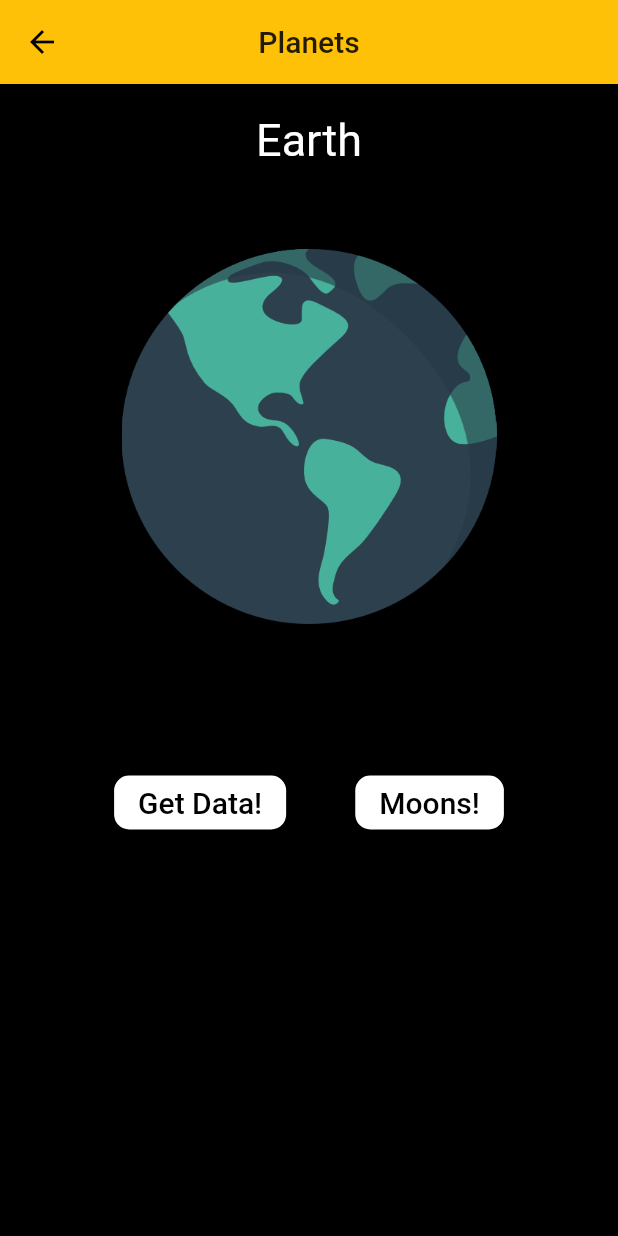
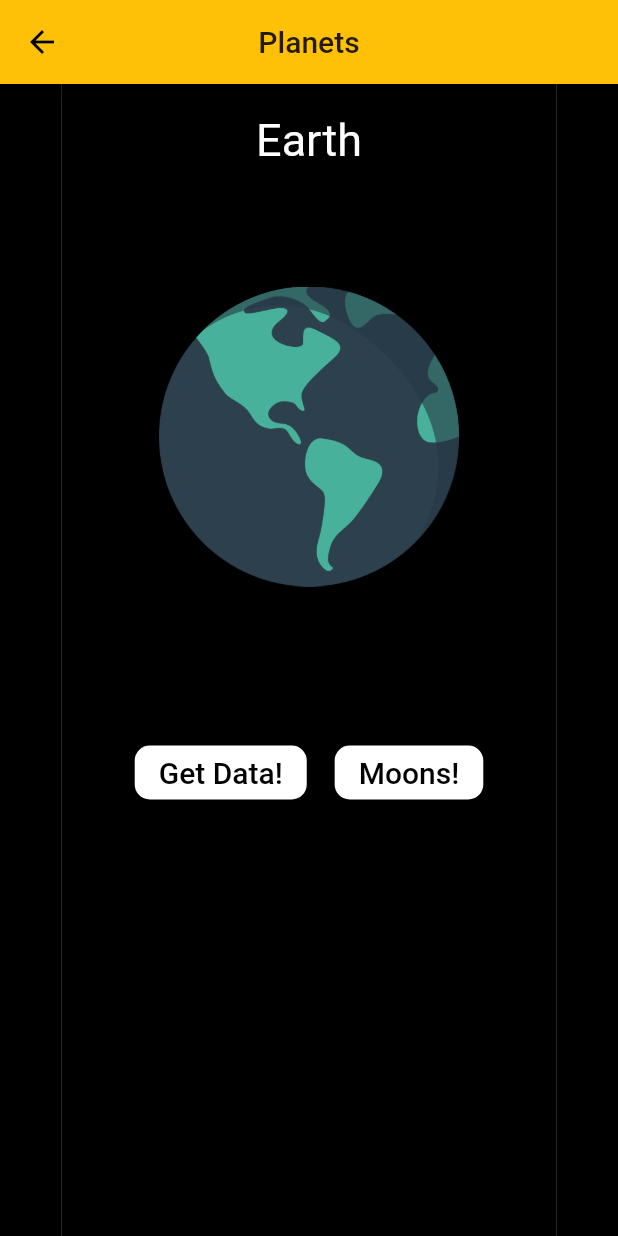
Before and after one commit to juliobonon/Astrodono, a Flutter app: the HomePage screen opened directly, on a phone screen of 412 x 824 dp. Run offline on Flutter 3.47's test engine with Material 2 defaults, Android fonts, the phone set to English and light mode, and no system bars; drawn by our look-alikes of carousel_slider; missing offline and left inert: flutter_country_picker.

Commit message:
Add planets carousel

```diff
--- a/lib/Content/homePage.dart
+++ b/lib/Content/homePage.dart
@@ -1,5 +1,7 @@
 import 'package:flutter/material.dart';
-import 'package:easy_astronomy/Content/planet.dart';
+import 'package:carousel_slider/carousel_slider.dart';
+import 'package:easy_astronomy/Content/planets/earth.dart';
+import 'package:easy_astronomy/Content/planets/mars.dart';
 
 class HomePage extends StatefulWidget {
   @override
@@ -10,82 +12,17 @@ class _HomePageState extends State<HomePage> {
   @override
   Widget build(BuildContext context) {
     return Scaffold(
-      appBar: AppBar(
-        title: Text("Planets"),
-        centerTitle: true,
-      ),
-      body: Container(
-        padding: EdgeInsets.only(
-          top: 20,
-          left: 10,
-          right: 10,
+        appBar: AppBar(
+          title: Text("Planets"),
+          centerTitle: true,
         ),
-        decoration: BoxDecoration(
-          color: Colors.black,
-        ),
-        child: Container(
-          child: Column(
-            children: <Widget>[
-              Container(
-                child: Text("Earth",
-                style: TextStyle(color: Colors.white, fontSize: 30),
-                ),
-              ),
-              SizedBox(height: 30,),
-              Container(
-                height: 300,
-                child: Container(
-                  height: 150,
-                  width: 250,
-                  child: Image.asset('imgs/internet.png'),
-                ),
-              ),
-              Container(
-                decoration: BoxDecoration(
-                    color: Colors.black,
-                    borderRadius: BorderRadius.circular(10)),
-                height: 200,
-                padding: EdgeInsets.all(20),
-                child: Column(
-                  children: <Widget>[
-                    SizedBox(height: 50),
-                    Row(
-                      mainAxisAlignment: MainAxisAlignment.spaceEvenly,
-                      children: <Widget>[
-                        RaisedButton(
-                          color: Colors.white,
-                          child: Text("Get Data!",
-                          style: TextStyle(color: Colors.black, fontSize: 20),
-                          textAlign: TextAlign.center,
-                          ),
-                          shape: RoundedRectangleBorder(
-                              borderRadius: BorderRadius.circular(10.0)),
-                          onPressed: () {
-                            Navigator.push(
-                          context,
-                          MaterialPageRoute(
-                              builder: (context) => Planeta()));
-                          },
-                        ),
-                        RaisedButton(
-                           color: Colors.white,
-                          child: Text("Moons!",
-                          style: TextStyle(color: Colors.black, fontSize: 20),
-                          textAlign: TextAlign.center,
-                          ),
-                          shape: RoundedRectangleBorder(
-                              borderRadius: BorderRadius.circular(10.0)),
-                          onPressed: () {},
-                        ),
-                      ],
-                    ),
-                  ],
-                ),
-              )
-            ],
-          ),
-        ),
-      ),
-    );
+        body: CarouselSlider(
+          height: 1000,
+          items: <Widget>[
+            EarthPlanet(),
+            MarsPlanet(),
+
+          ],
+        ));
   }
 }
--- /dev/null
+++ b/lib/Content/planets/earth.dart
@@ -0,0 +1,89 @@
+import 'package:easy_astronomy/Content/planets/planet.dart';
+import 'package:flutter/material.dart';
+
+class EarthPlanet extends StatefulWidget {
+  @override
+  _EarthPlanetState createState() => _EarthPlanetState();
+}
+
+class _EarthPlanetState extends State<EarthPlanet> {
+  @override
+  Widget build(BuildContext context) {
+    return Container(
+      padding: EdgeInsets.only(
+        top: 20,
+        left: 10,
+        right: 10,
+      ),
+      decoration: BoxDecoration(
+        color: Colors.black,
+      ),
+      child: Container(
+        child: Column(
+          children: <Widget>[
+            Container(
+              child: Text(
+                "Earth",
+                style: TextStyle(color: Colors.white, fontSize: 30),
+              ),
+            ),
+            SizedBox(
+              height: 30,
+            ),
+            Container(
+              height: 300,
+              child: Container(
+                height: 150,
+                width: 200,
+                child: Image.asset('imgs/internet.png'),
+              ),
+            ),
+            Container(
+              decoration: BoxDecoration(
+                  color: Colors.black, borderRadius: BorderRadius.circular(10)),
+              height: 200,
+              padding: EdgeInsets.all(20),
+              child: Column(
+                children: <Widget>[
+                  SizedBox(height: 30),
+                  Row(
+                    mainAxisAlignment: MainAxisAlignment.spaceEvenly,
+                    children: <Widget>[
+                      RaisedButton(
+                        color: Colors.white,
+                        child: Text(
+                          "Get Data!",
+                          style: TextStyle(color: Colors.black, fontSize: 20),
+                          textAlign: TextAlign.center,
+                        ),
+                        shape: RoundedRectangleBorder(
+                            borderRadius: BorderRadius.circular(10.0)),
+                        onPressed: () {
+                          Navigator.push(
+                              context,
+                              MaterialPageRoute(
+                                  builder: (context) => Planeta()));
+                        },
+                      ),
+                      RaisedButton(
+                        color: Colors.white,
+                        child: Text(
+                          "Moons!",
+                          style: TextStyle(color: Colors.black, fontSize: 20),
+                          textAlign: TextAlign.center,
+                        ),
+                        shape: RoundedRectangleBorder(
+                            borderRadius: BorderRadius.circular(10.0)),
+                        onPressed: () {},
+                      ),
+                    ],
+                  ),
+                ],
+              ),
+            )
+          ],
+        ),
+      ),
+    );
+  }
+}
--- /dev/null
+++ b/lib/Content/planets/mars.dart
@@ -0,0 +1,89 @@
+import 'package:easy_astronomy/Content/planets/planet.dart';
+import 'package:flutter/material.dart';
+
+class MarsPlanet extends StatefulWidget {
+  @override
+  _MarsPlanetState createState() => _MarsPlanetState();
+}
+
+class _MarsPlanetState extends State<MarsPlanet> {
+  @override
+  Widget build(BuildContext context) {
+    return Container(
+      padding: EdgeInsets.only(
+        top: 20,
+        left: 10,
+        right: 10,
+      ),
+      decoration: BoxDecoration(
+        color: Colors.black,
+      ),
+      child: Container(
+        child: Column(
+          children: <Widget>[
+            Container(
+              child: Text(
+                "Mars",
+                style: TextStyle(color: Colors.white, fontSize: 30),
+              ),
+            ),
+            SizedBox(
+              height: 30,
+            ),
+            Container(
+              height: 300,
+              child: Container(
+                height: 150,
+                width: 200,
+                child: Image.asset('imgs/mars.png'),
+              ),
+            ),
+            Container(
+              decoration: BoxDecoration(
+                  color: Colors.black, borderRadius: BorderRadius.circular(10)),
+              height: 200,
+              padding: EdgeInsets.all(20),
+              child: Column(
+                children: <Widget>[
+                  SizedBox(height: 30),
+                  Row(
+                    mainAxisAlignment: MainAxisAlignment.spaceEvenly,
+                    children: <Widget>[
+                      RaisedButton(
+                        color: Colors.white,
+                        child: Text(
+                          "Get Data!",
+                          style: TextStyle(color: Colors.black, fontSize: 20),
+                          textAlign: TextAlign.center,
+                        ),
+                        shape: RoundedRectangleBorder(
+                            borderRadius: BorderRadius.circular(10.0)),
+                        onPressed: () {
+                          Navigator.push(
+                              context,
+                              MaterialPageRoute(
+                                  builder: (context) => Planeta()));
+                        },
+                      ),
+                      RaisedButton(
+                        color: Colors.white,
+                        child: Text(
+                          "Moons!",
+                          style: TextStyle(color: Colors.black, fontSize: 20),
+                          textAlign: TextAlign.center,
+                        ),
+                        shape: RoundedRectangleBorder(
+                            borderRadius: BorderRadius.circular(10.0)),
+                        onPressed: () {},
+                      ),
+                    ],
+                  ),
+                ],
+              ),
+            )
+          ],
+        ),
+      ),
+    );
+  }
+}
--- a/pubspec.yaml
+++ b/pubspec.yaml
@@ -26,6 +26,7 @@ dependencies:
   cupertino_icons: ^0.1.2
   flutter_country_picker: ^0.1.6
   http: ^0.12.0+4
+  carousel_slider:
 
 dev_dependencies:
   flutter_test:
```
Also changed, not shown: imgs/mars.png (added), lib/Content/planets/planet.dart (renamed from lib/Content/planet.dart), pubspec.lock.
